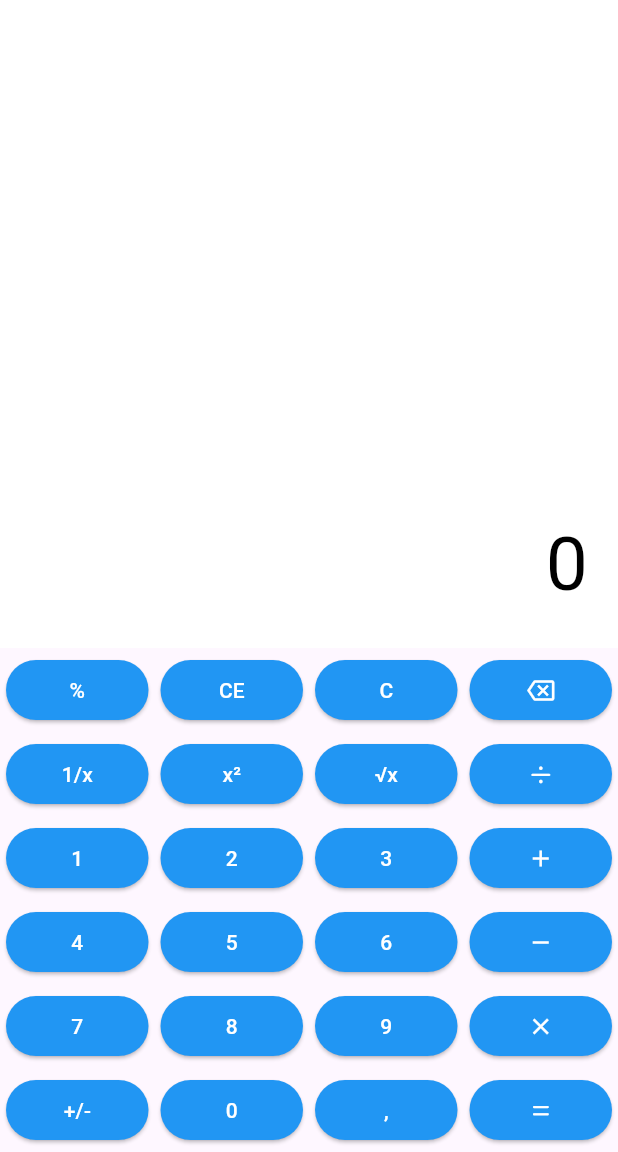
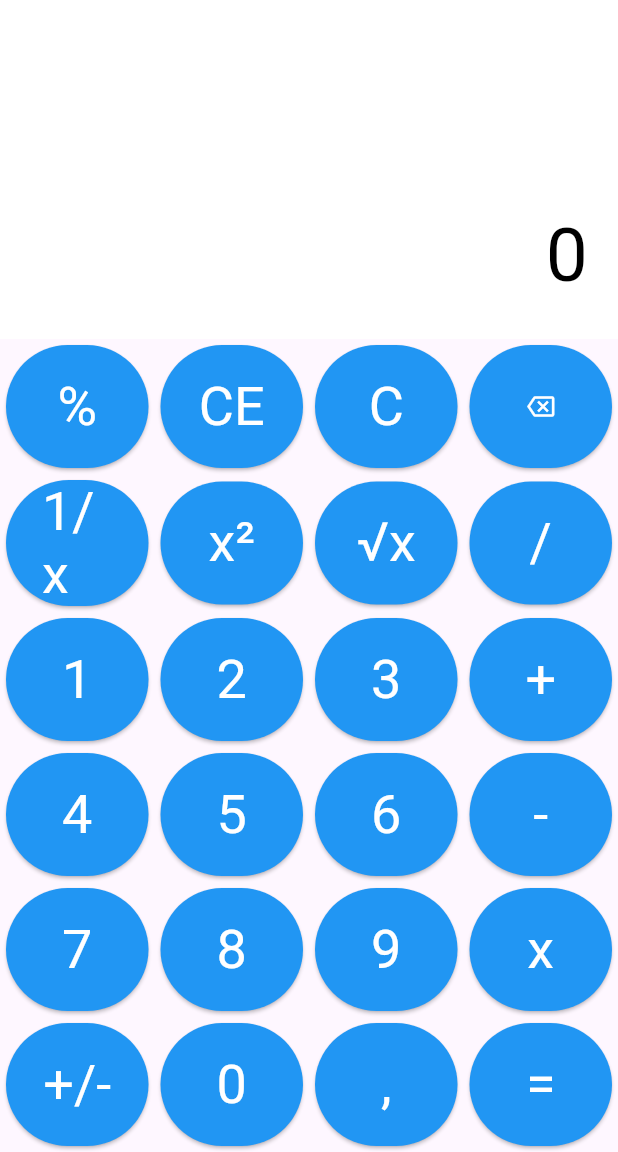
Before and after one commit to Yalo95/Flutter_proyectos, a Flutter app: the screen it shows after launch, on a phone screen of 412 x 824 dp, the part 84-1236 px from its top. Run offline on Flutter 3.47's test engine with Material 3 defaults, Android fonts, the phone set to English and light mode, and no system bars; our stand-ins replace math_expressions.

Commit message:
Reestructuracion de tamaño de botones y añadicion de  pantalla secundaria para las operaciones previas

```diff
--- a/calculadora/lib/models/model.dart
+++ b/calculadora/lib/models/model.dart
@@ -4,6 +4,7 @@ class AppLogic {
 
   String result = "0";
   String operators = "+-*/";
+  String previous = "";
 
   void addDigit(String number){
     if(result == "0"){
@@ -25,6 +26,7 @@ class AppLogic {
   }
   void clear(){
     result = "0";
+    previous = "";
   }
   void clearEntry(){
     String lastChar = "";
@@ -45,6 +47,7 @@ class AppLogic {
     }
   }
   void calculate(){
+    previous = result + "=";
     try{
       ExpressionParser parser = GrammarParser();
       Expression exp = parser.parse(result.replaceAll(",", "."));
--- a/calculadora/lib/screens/home_screen.dart
+++ b/calculadora/lib/screens/home_screen.dart
@@ -1,4 +1,3 @@
-import 'package:flutter/cupertino.dart';
 import 'package:flutter/material.dart';
 import 'package:calculadora/theme/theme.dart';
 import 'package:calculadora/models/model.dart';
@@ -30,7 +29,14 @@ class _HomeScreenState extends State<HomeScreen> {
                     alignment: Alignment.bottomRight,
                     padding: EdgeInsets.all(20),
                     color: Colors.white,
-                    child: Text(logic.result, style: TextStyle(color: Colors.black, fontSize: 50),)
+                    child: Column(
+                      mainAxisAlignment: MainAxisAlignment.end,
+                      crossAxisAlignment: CrossAxisAlignment.end,
+                      children: [
+                        Text(logic.previous, style: TextStyle(color: Colors.grey, fontSize: 24)),
+                        Text(logic.result, style: TextStyle(color: Colors.black, fontSize: 50))
+                      ]
+                    )
                   )
                 ),
                 Row(
@@ -134,7 +140,7 @@ class _HomeScreenState extends State<HomeScreen> {
                       child: Padding(
                         padding: EdgeInsets.all(4),
                         child: ElevatedButton(
-                          child: Icon(CupertinoIcons.divide), //Para el signo de division, con cupertino porque material no lo tiene
+                          child: Text("/"),
                           onPressed: (){
                             setState(() {
                               logic.addOperator("/");
@@ -190,7 +196,7 @@ class _HomeScreenState extends State<HomeScreen> {
                       child: Padding(
                         padding: EdgeInsets.all(4),
                         child: ElevatedButton(
-                          child: Icon(Icons.add),
+                          child: Text("+"),
                           onPressed: (){
                             setState(() {
                               logic.addOperator("+");
@@ -246,7 +252,7 @@ class _HomeScreenState extends State<HomeScreen> {
                       child: Padding(
                         padding: EdgeInsets.all(4),
                         child: ElevatedButton(
-                          child: Icon(Icons.remove),
+                          child: Text("-"),
                           onPressed: (){
                             setState(() {
                               logic.addOperator("-");
@@ -302,7 +308,7 @@ class _HomeScreenState extends State<HomeScreen> {
                       child: Padding(
                         padding: EdgeInsets.all(4),
                         child: ElevatedButton(
-                          child: Icon(Icons.close), //Para multiplicar
+                          child: Text("x"), //Para multiplicar
                           onPressed: (){
                             setState(() {
                               logic.addOperator("*");
@@ -358,7 +364,7 @@ class _HomeScreenState extends State<HomeScreen> {
                     child: Padding(
                       padding: EdgeInsets.all(4),
                       child: ElevatedButton(
-                          child: Icon(CupertinoIcons.equal), //Para el signo de =, con cupertino porque material no lo tiene
+                          child: Text("="), //Para el signo de =, con cupertino porque material no lo tiene
                           onPressed: (){
                             setState(() {
                               logic.calculate();
--- a/calculadora/lib/theme/theme.dart
+++ b/calculadora/lib/theme/theme.dart
@@ -15,7 +15,9 @@ class AppTheme {
       elevatedButtonTheme: ElevatedButtonThemeData(
         style: ElevatedButton.styleFrom(
           backgroundColor: background,
-          foregroundColor: fontColor
+          foregroundColor: fontColor,
+          minimumSize: Size(8, 82),
+          textStyle: TextStyle(fontSize: 36)
       )
     )
   );
```
